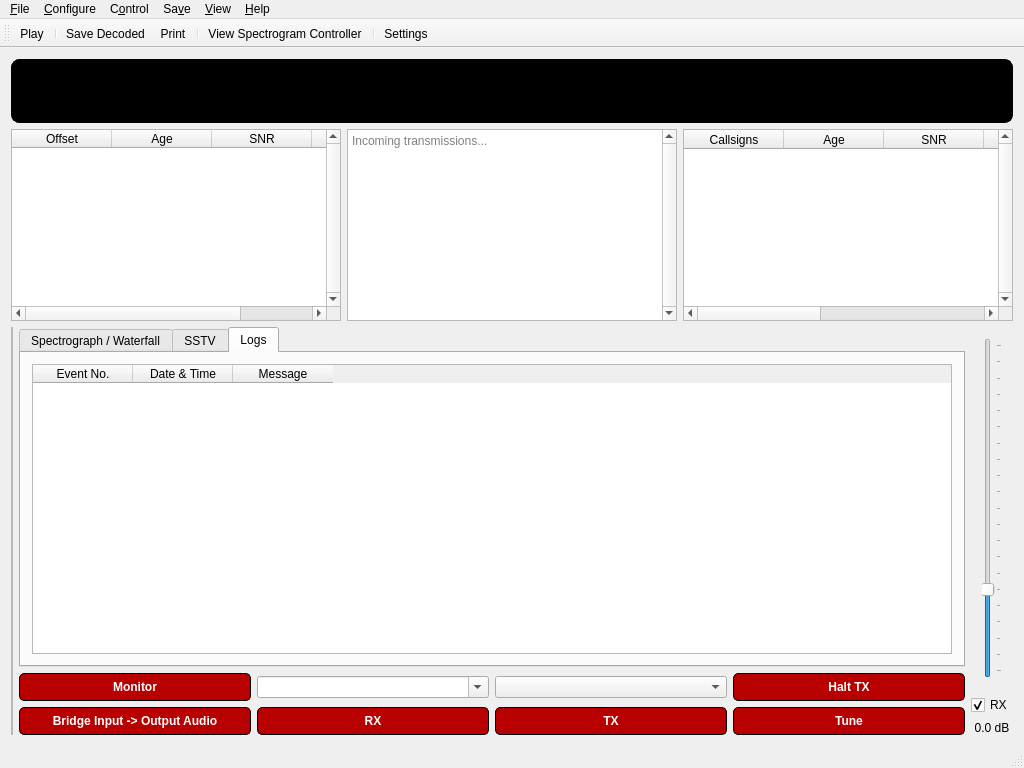
First picture: the form in src/ui/mainwindow.ui, repository GekkoFyre/small-world-deluxe, before the edit.
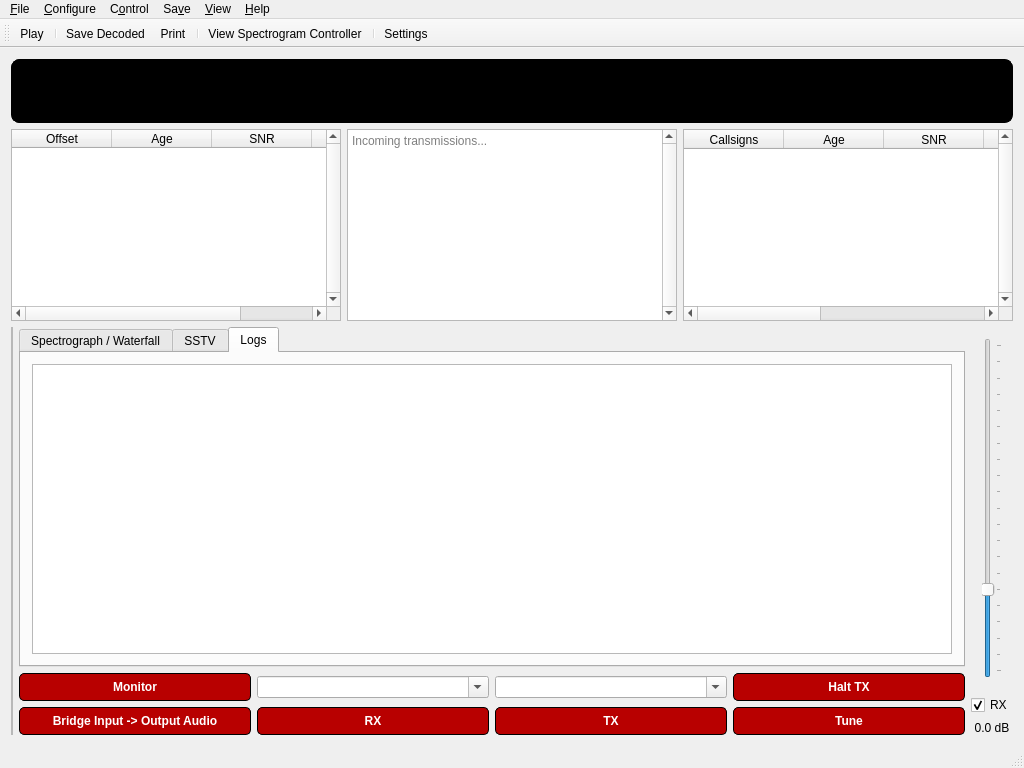
Second picture: the form after the edit. The open tabs and pages were chosen to show the change.

Commit message: * Created a QTableView model for the Event Logger within QMainWindow.

```diff
--- a/src/ui/mainwindow.ui
+++ b/src/ui/mainwindow.ui
@@ -539,23 +539,7 @@
                      <number>0</number>
                     </property>
                     <item>
-                     <widget class="QTableWidget" name="tableWidget_maingui_logs">
-                      <column>
-                       <property name="text">
-                        <string>Event No.</string>
-                       </property>
-                      </column>
-                      <column>
-                       <property name="text">
-                        <string>Date &amp; Time</string>
-                       </property>
-                      </column>
-                      <column>
-                       <property name="text">
-                        <string>Message</string>
-                       </property>
-                      </column>
-                     </widget>
+                     <widget class="QTableView" name="tableView_maingui_logs"/>
                     </item>
                    </layout>
                   </widget>
@@ -668,6 +652,9 @@
                     <property name="toolTip">
                      <string>Select the call-sign you wish to use to send out with your next transmission.</string>
                     </property>
+                    <property name="editable">
+                     <bool>true</bool>
+                    </property>
                    </widget>
                   </item>
                  </layout>
```
Left out of the diff: 2 changed lines with no effect on the pictures. The commit also changes 7 other files.
